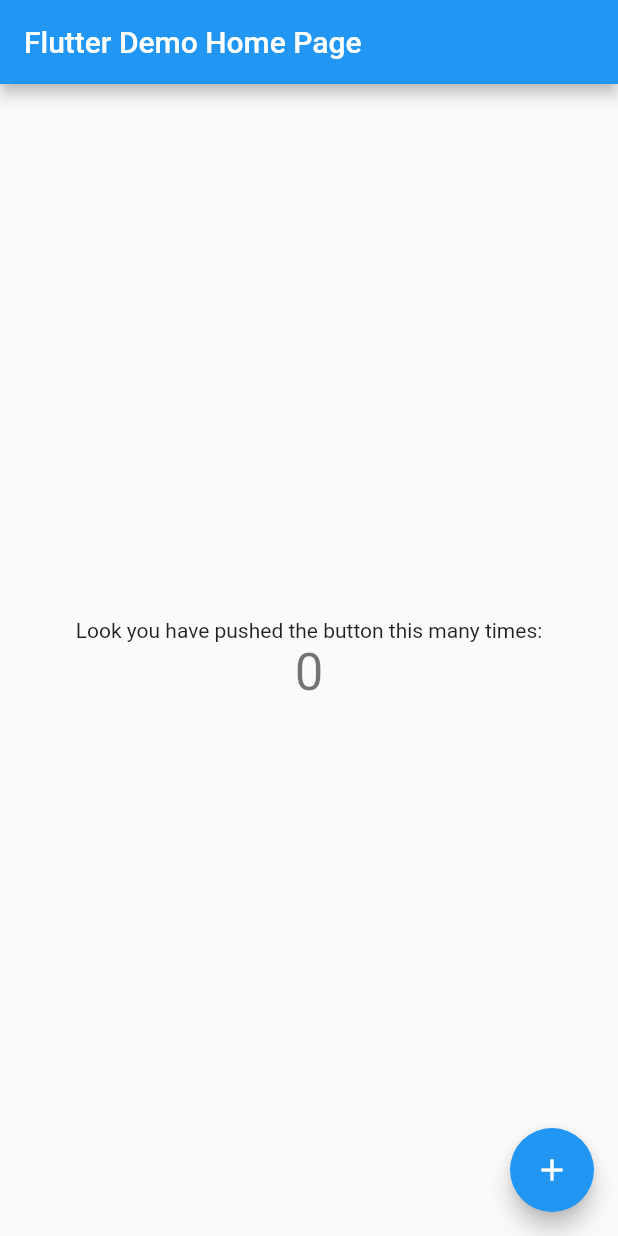
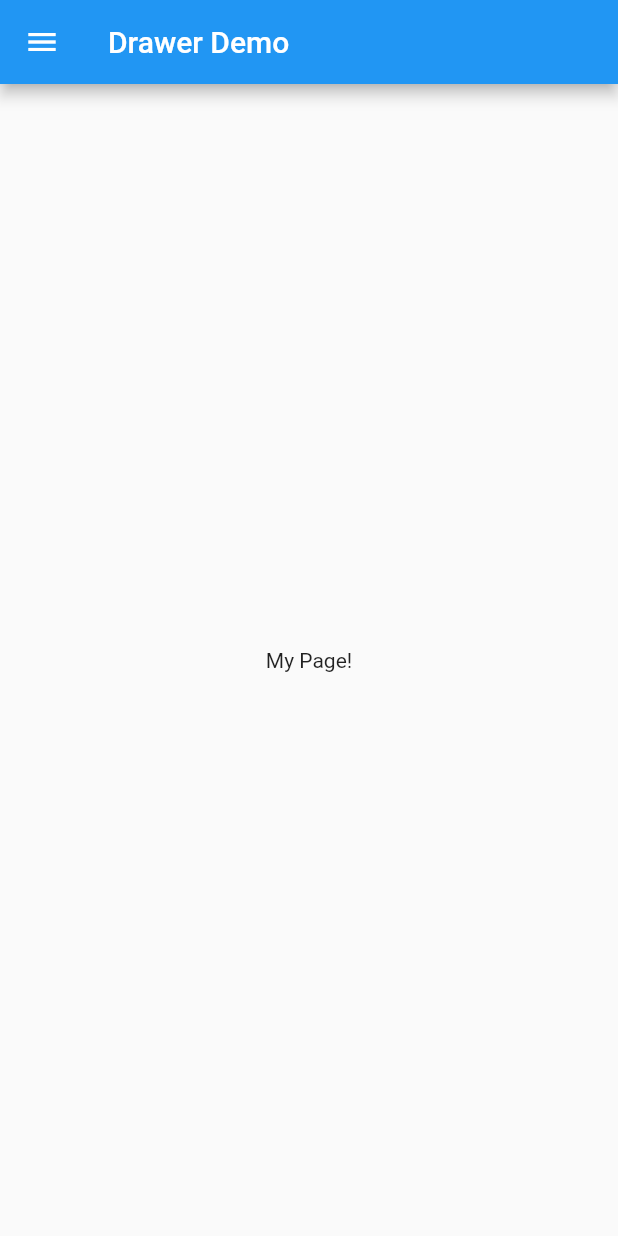
Before and after one commit to Rahulshahare/first-flutter-app, a Flutter app: the screen it shows after launch, on a phone screen of 412 x 824 dp. Run offline on Flutter 3.47's test engine with Material 2 defaults, Android fonts, the phone set to English and light mode, and no system bars.

Commit message:
Drawer demo

```diff
--- a/lib/main.dart
+++ b/lib/main.dart
@@ -1,117 +1,64 @@
 import 'package:flutter/material.dart';
 
-void main() {
-  runApp(MyApp());
-}
+void main() => runApp(MyApp());
 
 class MyApp extends StatelessWidget {
-  // This widget is the root of your application.
+  final appTitle = 'Drawer Demo';
+
   @override
   Widget build(BuildContext context) {
     return MaterialApp(
-      title: 'Flutter Demo',
-      theme: ThemeData(
-        // This is the theme of your application.
-        //
-        // Try running your application with "flutter run". You'll see the
-        // application has a blue toolbar. Then, without quitting the app, try
-        // changing the primarySwatch below to Colors.green and then invoke
-        // "hot reload" (press "r" in the console where you ran "flutter run",
-        // or simply save your changes to "hot reload" in a Flutter IDE).
-        // Notice that the counter didn't reset back to zero; the application
-        // is not restarted.
-        primarySwatch: Colors.blue,
-        // This makes the visual density adapt to the platform that you run
-        // the app on. For desktop platforms, the controls will be smaller and
-        // closer together (more dense) than on mobile platforms.
-        visualDensity: VisualDensity.adaptivePlatformDensity,
-      ),
-      home: MyHomePage(title: 'Flutter Demo Home Page'),
+      title: appTitle,
+      home: MyHomePage(title: appTitle),
     );
   }
 }
 
-class MyHomePage extends StatefulWidget {
-  MyHomePage({Key key, this.title}) : super(key: key);
-
-  // This widget is the home page of your application. It is stateful, meaning
-  // that it has a State object (defined below) that contains fields that affect
-  // how it looks.
-
-  // This class is the configuration for the state. It holds the values (in this
-  // case the title) provided by the parent (in this case the App widget) and
-  // used by the build method of the State. Fields in a Widget subclass are
-  // always marked "final".
-
+class MyHomePage extends StatelessWidget {
   final String title;
 
-  @override
-  _MyHomePageState createState() => _MyHomePageState();
-}
-
-class _MyHomePageState extends State<MyHomePage> {
-  int _counter = 0;
-
-  void _incrementCounter() {
-    setState(() {
-      // This call to setState tells the Flutter framework that something has
-      // changed in this State, which causes it to rerun the build method below
-      // so that the display can reflect the updated values. If we changed
-      // _counter without calling setState(), then the build method would not be
-      // called again, and so nothing would appear to happen.
-      _counter++;
-    });
-  }
+  MyHomePage({Key key, this.title}) : super(key: key);
 
   @override
   Widget build(BuildContext context) {
-    // This method is rerun every time setState is called, for instance as done
-    // by the _incrementCounter method above.
-    //
-    // The Flutter framework has been optimized to make rerunning build methods
-    // fast, so that you can just rebuild anything that needs updating rather
-    // than having to individually change instances of widgets.
     return Scaffold(
-      appBar: AppBar(
-        // Here we take the value from the MyHomePage object that was created by
-        // the App.build method, and use it to set our appbar title.
-        title: Text(widget.title),
-      ),
-      body: Center(
-        // Center is a layout widget. It takes a single child and positions it
-        // in the middle of the parent.
-        child: Column(
-          // Column is also a layout widget. It takes a list of children and
-          // arranges them vertically. By default, it sizes itself to fit its
-          // children horizontally, and tries to be as tall as its parent.
-          //
-          // Invoke "debug painting" (press "p" in the console, choose the
-          // "Toggle Debug Paint" action from the Flutter Inspector in Android
-          // Studio, or the "Toggle Debug Paint" command in Visual Studio Code)
-          // to see the wireframe for each widget.
-          //
-          // Column has various properties to control how it sizes itself and
-          // how it positions its children. Here we use mainAxisAlignment to
-          // center the children vertically; the main axis here is the vertical
-          // axis because Columns are vertical (the cross axis would be
-          // horizontal).
-          mainAxisAlignment: MainAxisAlignment.center,
+      appBar: AppBar(title: Text(title)),
+      body: Center(child: Text('My Page!')),
+      drawer: Drawer(
+        // Add a ListView to the drawer. This ensures the user can scroll
+        // through the options in the drawer if there isn't enough vertical
+        // space to fit everything.
+        child: ListView(
+          // Important: Remove any padding from the ListView.
+          padding: EdgeInsets.zero,
           children: <Widget>[
-            Text(
-              'Look you have pushed the button this many times:',
+            DrawerHeader(
+              child: Text('Drawer Header'),
+              decoration: BoxDecoration(
+                color: Colors.blue,
+              ),
             ),
-            Text(
-              '$_counter',
-              style: Theme.of(context).textTheme.headline4,
+            ListTile(
+              title: Text('Item 1'),
+              onTap: () {
+                // Update the state of the app
+                // ...
+                // Then close the drawer
+                Navigator.pop(context);
+              },
+            ),
+            ListTile(
+              title: Text('Item 2'),
+              onTap: () {
+                // Update the state of the app
+                // ...
+                // Then close the drawer
+                Navigator.pop(context);
+              },
             ),
           ],
         ),
       ),
-      floatingActionButton: FloatingActionButton(
-        onPressed: _incrementCounter,
-        tooltip: 'Increment',
-        child: Icon(Icons.add),
-      ), // This trailing comma makes auto-formatting nicer for build methods.
     );
   }
 }
```
